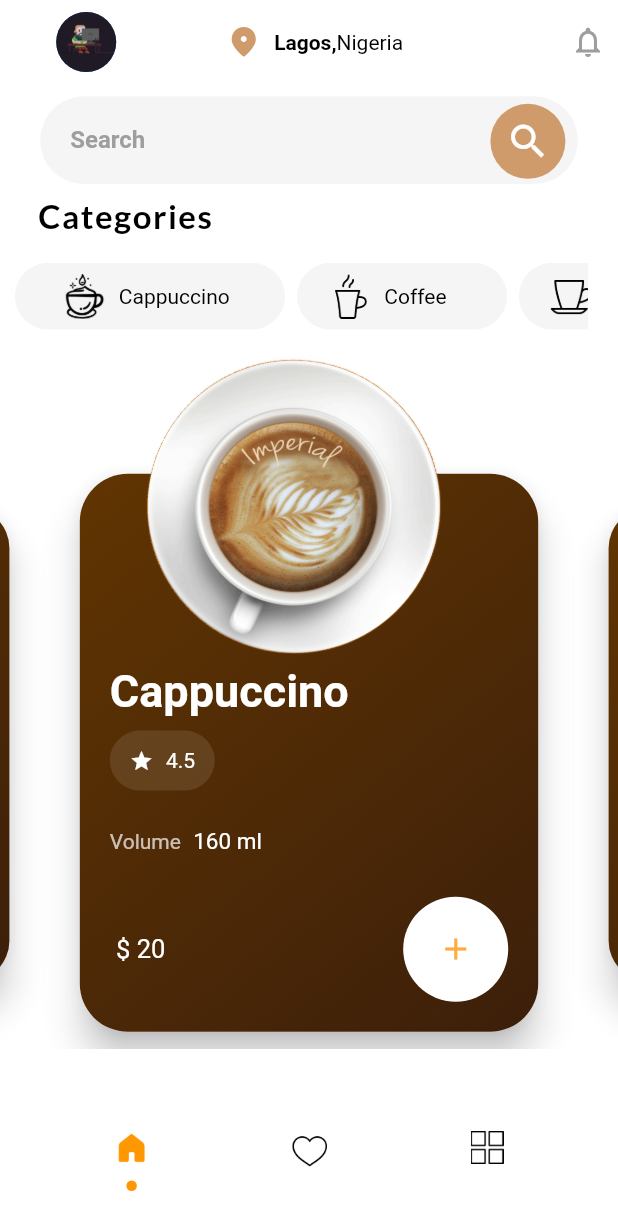
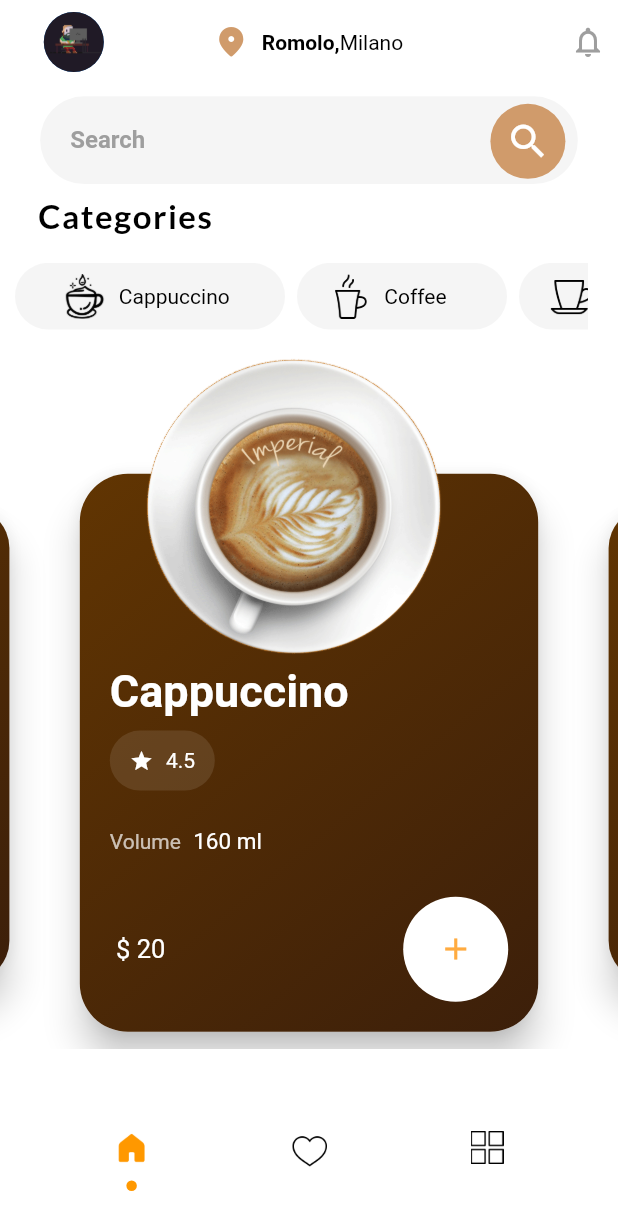
Before and after one commit to ankoosh544/coffe_shop_app, a Flutter app: the CoffeePage screen opened directly, on a phone screen of 412 x 824 dp. Shown: the top 1230 px of the screen. Run offline on Flutter 3.47's test engine with Material 2 defaults, Android fonts, the phone set to English and light mode, and no system bars; drawn by our look-alikes of card_swiper; our stand-ins replace animate_do, flashy_tab_bar2, google_fonts, lottie, page_transition, smooth_page_indicator; missing offline and left inert: another_transformer_page_view.

Commit message:
UI added to homepage

```diff
--- a/lib/pages/homepage.dart
+++ b/lib/pages/homepage.dart
@@ -75,11 +75,11 @@ class _CoffeePageState extends State<CoffeePage>
                     width: we * 0.02,
                   ),
                   const Text(
-                    "Lagos,",
+                    "Romolo,",
                     style: TextStyle(
                         fontWeight: FontWeight.bold, color: Colors.black),
                   ),
-                  const Text("Nigeria", style: TextStyle(color: Colors.black)),
+                  const Text("Milano", style: TextStyle(color: Colors.black)),
                   SizedBox(
                     width: we * 0.27,
                   ),
```
Also changed, not shown: 1 other file.
